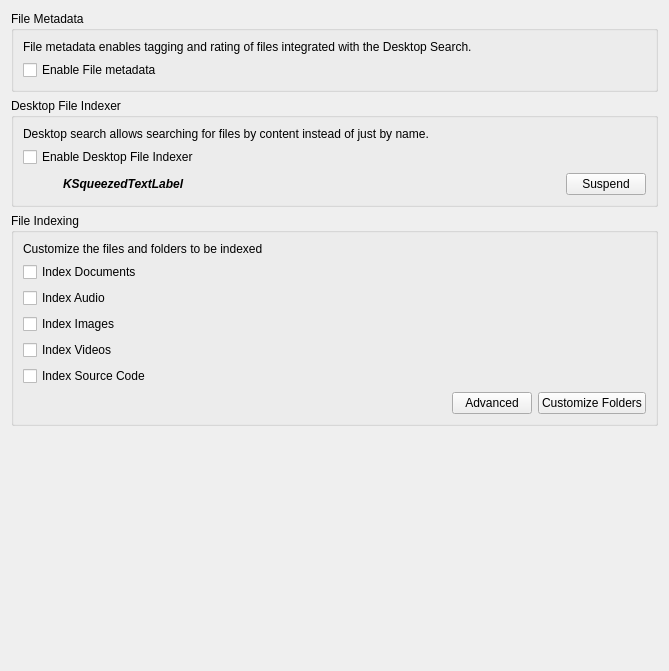
KDE/baloo, file src/file/kcm/configwidget.ui: the form before one commit.
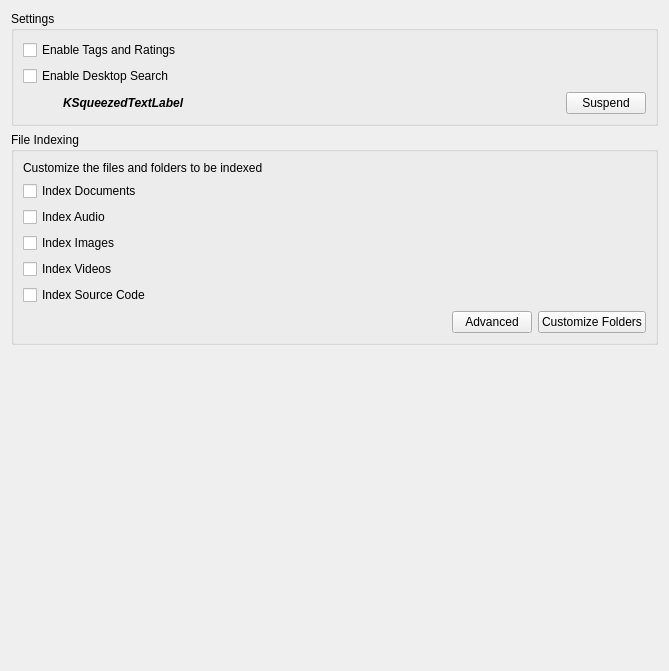
The form after the commit. Custom widgets are drawn as their Qt base class.

Commit message: KCM: Combine File Metadata and File Indexing group box

Diff of the .ui file:
```diff
--- a/src/file/kcm/configwidget.ui
+++ b/src/file/kcm/configwidget.ui
@@ -15,49 +15,20 @@
    <item>
     <widget class="QGroupBox" name="groupBox_2">
      <property name="title">
-      <string>File Metadata</string>
+      <string>Settings</string>
      </property>
      <layout class="QVBoxLayout" name="verticalLayout_3">
-      <item>
-       <widget class="QLabel" name="label_3">
-        <property name="text">
-         <string>File metadata enables tagging and rating of files integrated with the Desktop Search.</string>
-        </property>
-        <property name="wordWrap">
-         <bool>true</bool>
-        </property>
-       </widget>
-      </item>
       <item>
        <widget class="QCheckBox" name="m_checkEnabled">
         <property name="text">
-         <string>Enable File metadata</string>
-        </property>
-       </widget>
-      </item>
-     </layout>
-    </widget>
-   </item>
-   <item>
-    <widget class="QGroupBox" name="groupBox">
-     <property name="title">
-      <string>Desktop File Indexer</string>
-     </property>
-     <layout class="QVBoxLayout" name="verticalLayout">
-      <item>
-       <widget class="QLabel" name="label_2">
-        <property name="text">
-         <string>Desktop search allows searching for files by content instead of just by name.</string>
-        </property>
-        <property name="wordWrap">
-         <bool>true</bool>
+         <string>Enable Tags and Ratings</string>
         </property>
        </widget>
       </item>
       <item>
        <widget class="QCheckBox" name="m_checkEnableFileIndexer">
         <property name="text">
-         <string>Enable Desktop File Indexer</string>
+         <string>Enable Desktop Search</string>
         </property>
        </widget>
       </item>
@@ -115,7 +86,7 @@
     </widget>
    </item>
    <item>
-    <widget class="QGroupBox" name="groupBox_7">
+    <widget class="QGroupBox" name="groupBox">
      <property name="title">
       <string>File Indexing</string>
      </property>
```
Left out of the diff: 2 changed lines with no effect on the pictures. The commit also changes 1 other file.
